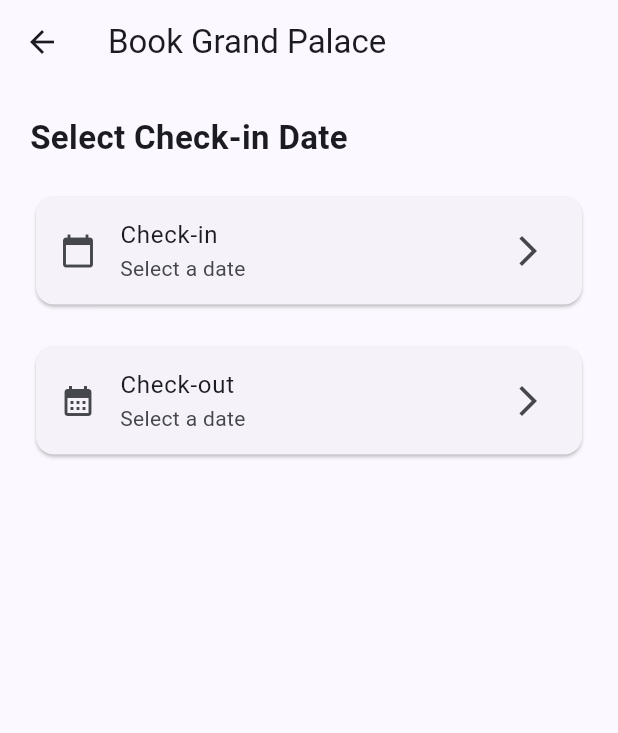
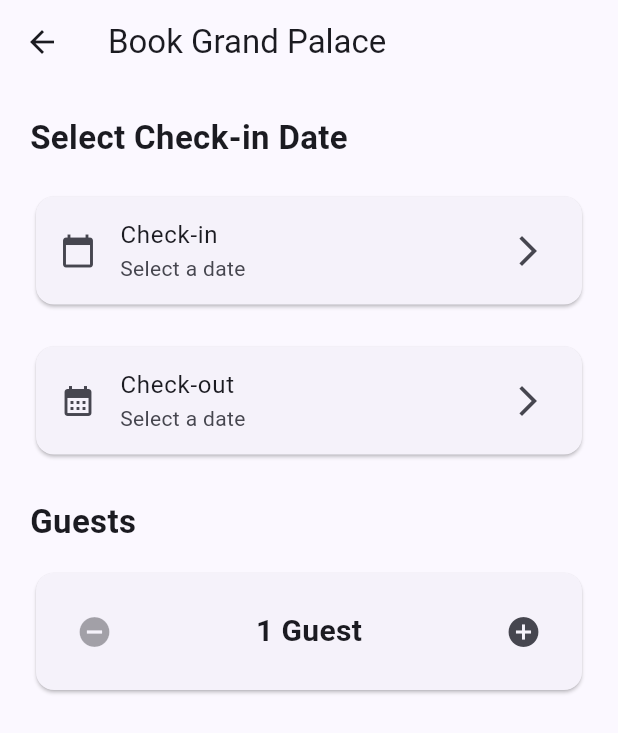
Before and after one commit to Vidith2005/hotel_booking_app, a Flutter app: the BookingScreen screen opened directly with sample values from the repository, on a phone screen of 412 x 824 dp. Shown: the top 733 px of the screen. Run offline on Flutter 3.47's test engine with Material 3 defaults, Android fonts, the phone set to English and light mode, and no system bars; our stand-ins replace google_fonts.

Commit message:
Added guest selector to booking screen

```diff
--- a/lib/features/customer/screens/booking_screen.dart
+++ b/lib/features/customer/screens/booking_screen.dart
@@ -93,7 +93,7 @@ class _BookingScreenState extends State<BookingScreen> {
                 trailing: const Icon(Icons.arrow_forward_ios),
                 onTap: _selectCheckInDate,
               ),
-            ),
+            ), //check-in card
 
             const SizedBox(height: 20),
 
@@ -109,7 +109,60 @@ class _BookingScreenState extends State<BookingScreen> {
                 trailing: const Icon(Icons.arrow_forward_ios),
                 onTap: _selectCheckOutDate,
               ),
+            ), //check-out card
+
+            const SizedBox(height: 25),
+
+            const Text(
+              "Guests",
+              style: TextStyle(
+                fontSize: 22,
+                fontWeight: FontWeight.bold,
+              ),
             ),
+
+            const SizedBox(height: 15),
+
+            Card(
+              child: Padding(
+                padding: const EdgeInsets.all(15),
+                child: Row(
+                  children: [
+                    IconButton(
+                      onPressed: guests > 1
+                          ? () {
+                        setState(() {
+                          guests--;
+                        });
+                      }
+                          : null,
+                      icon: const Icon(Icons.remove_circle),
+                    ),
+
+                    Expanded(
+                      child: Center(
+                        child: Text(
+                          "$guests Guest${guests > 1 ? "s" : ""}",
+                          style: const TextStyle(
+                            fontSize: 20,
+                            fontWeight: FontWeight.bold,
+                          ),
+                        ),
+                      ),
+                    ),
+
+                    IconButton(
+                      onPressed: () {
+                        setState(() {
+                          guests++;
+                        });
+                      },
+                      icon: const Icon(Icons.add_circle),
+                    ),
+                  ],
+                ),
+              ),
+            ), //guests card
           ],
         ),
       ),
```
